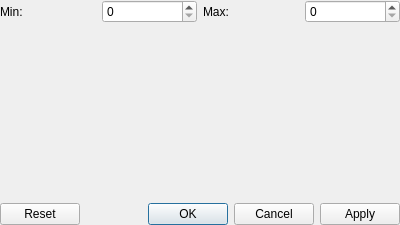
The window that src/histogramDialog.ui (RTS2/rts2-qt) describes before a commit, drawn with Qt 5.
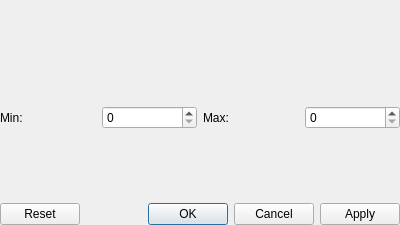
The same window after the commit. Custom widgets are drawn as their Qt base class.

Commit message: added graph plots

Patch:
```diff
--- a/src/histogramDialog.ui
+++ b/src/histogramDialog.ui
@@ -42,7 +42,7 @@
     <layout class="QVBoxLayout" name="verticalLayout">
      <item>
       <layout class="QGridLayout" name="gridLayout">
-       <item row="1" column="0">
+       <item row="2" column="1">
         <spacer name="verticalSpacer">
          <property name="orientation">
           <enum>Qt::Vertical</enum>
@@ -55,34 +55,50 @@
          </property>
         </spacer>
        </item>
-       <item row="0" column="0">
+       <item row="1" column="1">
         <widget class="QLabel" name="label">
          <property name="text">
           <string>Min:</string>
          </property>
         </widget>
        </item>
-       <item row="0" column="1">
+       <item row="1" column="2">
         <widget class="QSpinBox" name="minSpin">
          <property name="maximum">
           <number>65535</number>
          </property>
         </widget>
        </item>
-       <item row="0" column="2">
+       <item row="1" column="3">
         <widget class="QLabel" name="label_2">
          <property name="text">
           <string>Max:</string>
          </property>
         </widget>
        </item>
-       <item row="0" column="3">
+       <item row="1" column="4">
         <widget class="QSpinBox" name="maxSpin">
          <property name="maximum">
           <number>65535</number>
          </property>
         </widget>
        </item>
+       <item row="0" column="1" colspan="4">
+        <widget class="QCustomPlot" name="customPlot" native="true">
+         <property name="sizePolicy">
+          <sizepolicy hsizetype="Preferred" vsizetype="Preferred">
+           <horstretch>0</horstretch>
+           <verstretch>0</verstretch>
+          </sizepolicy>
+         </property>
+         <property name="minimumSize">
+          <size>
+           <width>0</width>
+           <height>100</height>
+          </size>
+         </property>
+        </widget>
+       </item>
       </layout>
      </item>
     </layout>
@@ -96,6 +112,14 @@
    </item>
   </layout>
  </widget>
+ <customwidgets>
+  <customwidget>
+   <class>QCustomPlot</class>
+   <extends>QWidget</extends>
+   <header>qcustomplot.h</header>
+   <container>1</container>
+  </customwidget>
+ </customwidgets>
  <resources/>
  <connections/>
 </ui>
```
The commit also changes 5 other files.
